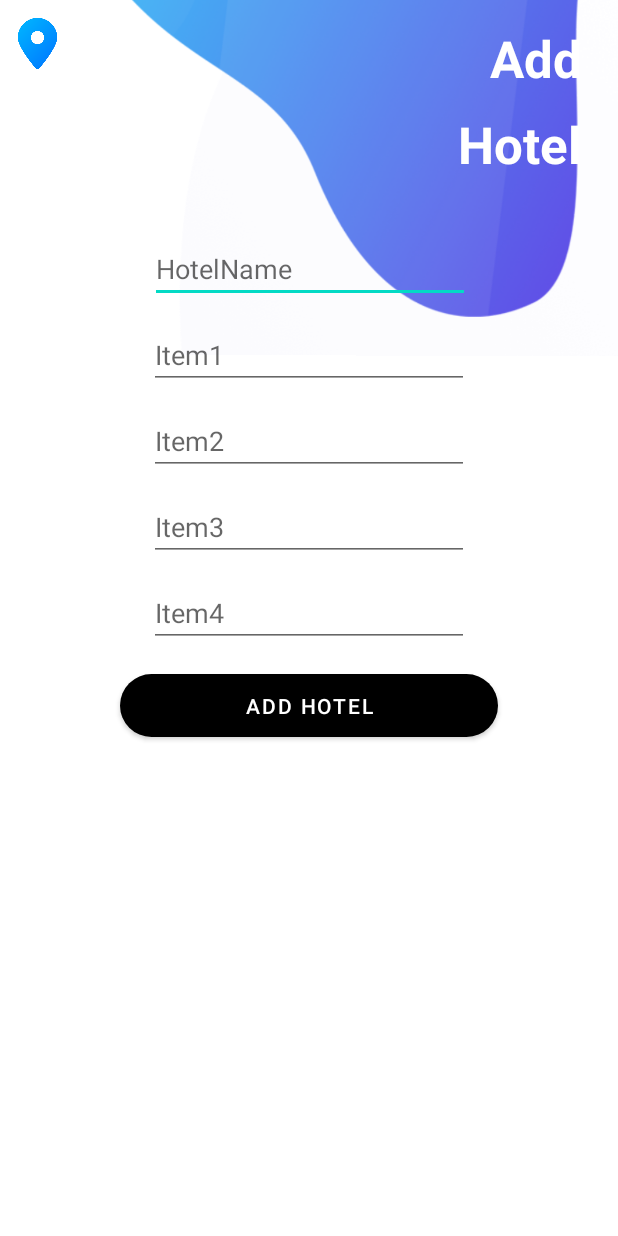
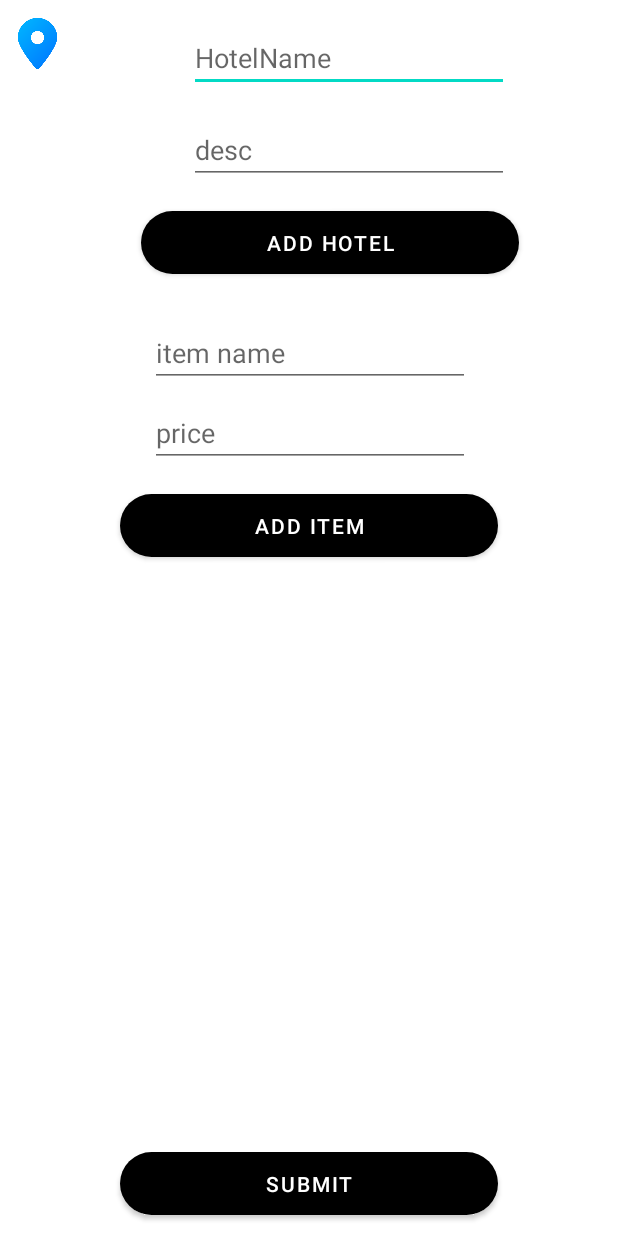
Before and after one commit to Debashrita-Roy/FoodHunt, an Android app: the HotelFirebaseDB screen opened directly, with no data from a screen before it, on a phone screen of 412 x 824 dp. Run offline under Robolectric (Android 15) with nearby library versions, the light colour scheme and no system bars; our stand-ins replace Firebase (no records; nobody signed in at launch, a user with empty details on screens opened directly).

Commit message:
working on new firebase structure

```diff
--- a/app/build.gradle
+++ b/app/build.gradle
@@ -41,6 +41,7 @@ dependencies {
     implementation 'com.google.firebase:firebase-database-ktx:20.0.2'
     implementation 'com.google.firebase:firebase-auth-ktx:21.0.1'
     implementation 'com.google.android.gms:play-services-maps:17.0.1'
+    implementation 'androidx.legacy:legacy-support-v4:1.0.0'
     testImplementation 'junit:junit:4.+'
     androidTestImplementation 'androidx.test.ext:junit:1.1.3'
     androidTestImplementation 'androidx.test.espresso:espresso-core:3.4.0'
--- /dev/null
+++ b/app/src/main/java/com/example/foodhunt/AddItemFragment.kt
@@ -0,0 +1,54 @@
+package com.example.foodhunt
+
+import android.os.Bundle
+import androidx.fragment.app.Fragment
+import android.view.LayoutInflater
+import android.view.View
+import android.view.ViewGroup
+import android.widget.Button
+import android.widget.EditText
+
+/**
+
+fun addItem(hotel : Hotel){
+val itemName = itemNameEditText.text.toString()
+val itemPrice = itemPriceEditText.text.toString()
+val items = Item(itemName,itemPrice.toInt(),100)
+val itemRef = db.getReference("Hotels/Hotel Name/${hotel.hotelName.toString()}/Items")
+
+}
+ */
+class AddItemFragment : Fragment() {
+
+    lateinit var itemNameEditText: EditText
+    lateinit var itemPriceEditText: EditText
+    lateinit var addItemButton: Button
+
+    override fun onCreate(savedInstanceState: Bundle?) {
+        super.onCreate(savedInstanceState)
+        arguments?.let {
+
+        }
+    }
+
+    override fun onCreateView(
+        inflater: LayoutInflater, container: ViewGroup?,
+        savedInstanceState: Bundle?
+    ): View? {
+        // Inflate the layout for this fragment
+        return inflater.inflate(R.layout.fragment_add_item, container, false)
+    }
+
+    override fun onViewCreated(view: View, savedInstanceState: Bundle?) {
+        super.onViewCreated(view, savedInstanceState)
+        itemNameEditText = view.findViewById(R.id.itemNameE)
+        itemPriceEditText = view.findViewById(R.id.itemPriceE)
+        addItemButton = view.findViewById(R.id.itemB)
+
+    }
+
+    companion object {
+
+
+    }
+}
--- a/app/src/main/java/com/example/foodhunt/DisplayActivity.kt
+++ b/app/src/main/java/com/example/foodhunt/DisplayActivity.kt
@@ -3,6 +3,7 @@ package com.example.foodhunt
 import androidx.appcompat.app.AppCompatActivity
 import android.os.Bundle
 import android.util.Log
+import android.content.Intent
 import android.view.Menu
 import android.view.MenuItem
 import android.widget.Button
@@ -41,7 +42,10 @@ class DisplayActivity : AppCompatActivity() {
                 val mapfrag = MapsFragment()
                 supportFragmentManager.beginTransaction().add(R.id.parentL,mapfrag).commit()
             }
-            "All Hotels" -> allHotelDetails()
+            "All Hotels" -> {
+                val i = Intent(this, AllHotelActivity::class.java)
+                startActivity(i)
+            }
         }
         return super.onOptionsItemSelected(item)
     }
--- a/app/src/main/java/com/example/foodhunt/HotelClass.kt
+++ b/app/src/main/java/com/example/foodhunt/HotelClass.kt
@@ -1,11 +1,25 @@
 package com.example.foodhunt
 
-import android.view.autofill.AutofillId
 
-data class Hotel(val registerId : Int,
-                 val hotelName: String? = null,
-                 val menuItem1 : String? = null,
-                 val menuItem2 : String? = null,
-                 val menuItem3 : String? = null,
-                 val menuItem4 : String? = null,
+//
+//data class Hotel(val registerId : Int,
+//                 val hotelName: String? = null,
+//                 val menuItem1 : String? = null,
+//                 val menuItem2 : String? = null,
+//                 val menuItem3 : String? = null,
+//                 val menuItem4 : String? = null,
+//)
+
+data class Hotel(
+    val registerId: Int,
+    val hotelName: String? = null,
+//    val image : Int,
+    val description : String
 )
+
+// for items
+data class Item(
+    val itemName : String,
+    val price : Int,
+    val itemImage : Int
+)
--- a/app/src/main/java/com/example/foodhunt/HotelFirebaseDB.kt
+++ b/app/src/main/java/com/example/foodhunt/HotelFirebaseDB.kt
@@ -3,16 +3,12 @@ package com.example.foodhunt
 import android.content.Intent
 import androidx.appcompat.app.AppCompatActivity
 import android.os.Bundle
-import android.util.Log
 import android.view.View
 import android.widget.Button
 import android.widget.EditText
 import android.widget.ImageView
 import com.google.firebase.auth.FirebaseAuth
-import com.google.firebase.database.DataSnapshot
-import com.google.firebase.database.DatabaseError
 import com.google.firebase.database.FirebaseDatabase
-import com.google.firebase.database.ValueEventListener
 
 
 class HotelFirebaseDB : AppCompatActivity(), View.OnClickListener {
@@ -20,11 +16,8 @@ class HotelFirebaseDB : AppCompatActivity(), View.OnClickListener {
     lateinit var db: FirebaseDatabase
     lateinit var auth: FirebaseAuth
     lateinit var nameEditText: EditText
-    lateinit var item1EditText: EditText
-    lateinit var item2EditText: EditText
-    lateinit var item3EditText: EditText
-    lateinit var item4EditText: EditText
-    lateinit var addButton: Button
+    lateinit var descEditText: EditText
+    lateinit var addHotelButton: Button
     lateinit var image: ImageView
 
     companion object{
@@ -37,29 +30,27 @@ class HotelFirebaseDB : AppCompatActivity(), View.OnClickListener {
          supportActionBar?.hide()
 
         nameEditText = findViewById(R.id.hotNameE)
-        item1EditText = findViewById(R.id.Item1E)
-        item2EditText = findViewById(R.id.Item2E)
-        item3EditText = findViewById(R.id.Item3E)
-        item4EditText = findViewById(R.id.Item4E)
-        addButton = findViewById(R.id.regB)
+        descEditText = findViewById(R.id.descE)
+
+
+        addHotelButton = findViewById(R.id.regB)
+
 
         db = FirebaseDatabase.getInstance()
         auth = FirebaseAuth.getInstance()
 
-        addPredefinedHotels()
+    //    addPredefinedHotels()
+        addCreateFirebase()
     }
 
 
     private fun addHotel() {
 
         val name = nameEditText.text.toString()
-        val item1 = item1EditText.text.toString()
-        val item2 = item2EditText.text.toString()
-        val item3 = item3EditText.text.toString()
-        val item4 = item4EditText.text.toString()
+        val desc = descEditText.text.toString()
 
-        val hotOwner = Hotel( 105,name, item1, item2, item3, item4)
-        val hotRef = db.getReference("All Hotels/Hotel Name-")
+        val hotOwner = Hotel(101, name, desc)
+        val hotRef = db.getReference("Hotels/Hotel Name")
         hotRef.child(hotOwner.hotelName.toString()).setValue(hotOwner)
 
     }
@@ -68,13 +59,10 @@ class HotelFirebaseDB : AppCompatActivity(), View.OnClickListener {
         addHotel()
 
         nameEditText.setText("")
-        item1EditText.setText("")
-        item2EditText.setText("")
-        item3EditText.setText("")
-        item4EditText.setText("")
+        descEditText.setText("")
 
-        val i = Intent(this, SignInActivity::class.java)
-        startActivity(i)
+//        val i = Intent(this, SignInActivity::class.java)
+//        startActivity(i)
     }
 
     fun getMaps(view: View) {
@@ -88,4 +76,8 @@ class HotelFirebaseDB : AppCompatActivity(), View.OnClickListener {
     override fun onClick(v: View?) {
 
     }
+
+
+    fun submitClick(view: View) {}
+
 }
--- a/app/src/main/java/com/example/foodhunt/SignInActivity.kt
+++ b/app/src/main/java/com/example/foodhunt/SignInActivity.kt
@@ -37,7 +37,8 @@ class SignInActivity : AppCompatActivity(){
 
         val userid=uidEditText.text.toString()
         val password=pwdEditText.text.toString()
-        addPredefinedHotels()
+        //addPredefinedHotels()
+        addCreateFirebase()
 
         when{
             userid.isEmpty()->uidEditText.setError("Please enter user id")
--- a/app/src/main/java/com/example/foodhunt/Utilities.kt
+++ b/app/src/main/java/com/example/foodhunt/Utilities.kt
@@ -10,44 +10,70 @@ import com.google.firebase.database.ValueEventListener
 
 lateinit var db: FirebaseDatabase
 lateinit var auth: FirebaseAuth
+//
+//fun addPredefinedHotels() {
+//
+////    lateinit var db: FirebaseDatabase
+////    lateinit var auth: FirebaseAuth
+//
+//    db = FirebaseDatabase.getInstance()
+//    auth = FirebaseAuth.getInstance()
+//
+////    val hot1 = Hotel(101, "Customize", items = ("Pizza",100)
+////    )
+////
+////    val hot2 = Hotel(
+////        102, "StreetStyle",
+////        "Chat", "Panipuri", "Shevpuri", "Ragada"
+////    )
+////
+////    val hot3 = Hotel(
+////        103, "Customize",
+////        "Sandwich", "Maggie", "Pizza", "Burrito"
+////    )
+////
+////    val hot4 = Hotel(
+////        104, "Maharashtra Darbar",
+////        "Momos", "Burrito", "Franky", "Sticks"
+////    )
+//
+//    val hotRef = db.getReference("All Hotels/Hotel Name-/Sample")
+//
+////
+////    hotRef.child(hot1.hotelName.toString()).setValue(hot1)
+////    hotRef.child(hot2.hotelName.toString()).setValue(hot2)
+////    hotRef.child(hot3.hotelName.toString()).setValue(hot3)
+////    hotRef.child(hot4.hotelName.toString()).setValue(hot4)
+////
+////    HotelFirebaseDB.b = Bundle()
+////    HotelFirebaseDB.b.putString("hotelref",hot1.toString())
+//
+//
+//}
 
-fun addPredefinedHotels() {
 
-//    lateinit var db: FirebaseDatabase
-//    lateinit var auth: FirebaseAuth
-
+fun addCreateFirebase(){
     db = FirebaseDatabase.getInstance()
     auth = FirebaseAuth.getInstance()
 
-    val hot1 = Hotel(101, "Customize",
-        "Momos", "Burrito", "Franky", "Sticks"
-    )
+    val hot1 = Hotel(101, "Zayka", "desc" )
+    val hot2 = Hotel(102, "Darbar", "desc" )
 
-    val hot2 = Hotel(
-        102, "StreetStyle",
-        "Chat", "Panipuri", "Shevpuri", "Ragada"
-    )
+    val hotRef = db.getReference("Hotels/Hotel Name")
+    hotRef.child(hot1.hotelName.toString()).setValue(hot1)
 
-    val hot3 = Hotel(
-        103, "Customize",
-        "Sandwich", "Maggie", "Pizza", "Burrito"
-    )
+    hotRef.child(hot2.hotelName.toString()).setValue(hot2)
 
-    val hot4 = Hotel(
-        104, "Maharashtra Darbar",
-        "Momos", "Burrito", "Franky", "Sticks"
-    )
+    val item1 = Item("Pizza",10,10)
+    val item2 = Item("abc",10,10)
 
-    val hotRef = db.getReference("All Hotels/Hotel Name-")
-//
-    hotRef.child(hot1.hotelName.toString()).setValue(hot1)
-    hotRef.child(hot2.hotelName.toString()).setValue(hot2)
-    hotRef.child(hot3.hotelName.toString()).setValue(hot3)
-    hotRef.child(hot4.hotelName.toString()).setValue(hot4)
+    val itemRef = db.getReference("Hotels/Hotel Name/${hot1.hotelName.toString()}/Items")
+    itemRef.child(item1.itemName.toString()).setValue(item1)
+    itemRef.child(item2.itemName.toString()).setValue(item2)
 
-    HotelFirebaseDB.b = Bundle()
-    HotelFirebaseDB.b.putString("hotelref",hot1.toString())
-
+    val itemRef2 = db.getReference("Hotels/Hotel Name/${hot2.hotelName.toString()}/Items")
+    itemRef2.child(item1.itemName.toString()).setValue(item1)
+    itemRef2.child(item2.itemName.toString()).setValue(item2)
 
 }
 
--- a/app/src/main/res/layout/activity_hotel_firebase_db.xml
+++ b/app/src/main/res/layout/activity_hotel_firebase_db.xml
@@ -5,19 +5,6 @@
     android:layout_width="match_parent"
     android:layout_height="match_parent"
     tools:context=".HotelFirebaseDB">
-
-    <ImageView
-        android:id="@+id/imageView5"
-        android:layout_width="606dp"
-        android:layout_height="429dp"
-        android:rotation="-90"
-        android:rotationY="177"
-        android:scaleType="fitEnd"
-        app:layout_constraintEnd_toEndOf="parent"
-        app:layout_constraintHorizontal_bias="0.332"
-        app:layout_constraintStart_toStartOf="parent"
-        app:layout_constraintTop_toTopOf="parent"
-        app:srcCompat="@drawable/bg2" />
 
     <ImageView
         android:id="@+id/showMap"
@@ -28,106 +15,32 @@
         app:layout_constraintTop_toTopOf="parent"
         app:srcCompat="@drawable/location" />
 
-    <TextView
-        android:id="@+id/textView7"
-        android:layout_width="125dp"
-        android:layout_height="41dp"
-        android:layout_marginTop="16dp"
-        android:text="Add"
-        android:textAlignment="textEnd"
-        android:textColor="#FFFFFF"
-        android:textSize="34sp"
-        android:textStyle="bold"
-        app:layout_constraintEnd_toEndOf="parent"
-        app:layout_constraintHorizontal_bias="0.917"
-        app:layout_constraintStart_toStartOf="parent"
-        app:layout_constraintTop_toTopOf="parent"
-        tools:ignore="MissingConstraints" />
-
-    <TextView
-        android:id="@+id/textView8"
-        android:layout_width="105dp"
-        android:layout_height="51dp"
-        android:layout_marginStart="20dp"
-        android:layout_marginTop="16dp"
-        android:text="Hotel"
-        android:textAlignment="textEnd"
-        android:textColor="#FFFFFF"
-        android:textSize="34sp"
-        android:textStyle="bold"
-        app:layout_constraintEnd_toEndOf="parent"
-        app:layout_constraintHorizontal_bias="0.0"
-        app:layout_constraintStart_toStartOf="@+id/textView7"
-        app:layout_constraintTop_toBottomOf="@+id/textView7" />
-
     <EditText
         android:id="@+id/hotNameE"
         android:layout_width="wrap_content"
         android:layout_height="wrap_content"
-        android:layout_marginTop="32dp"
+        android:layout_marginTop="16dp"
         android:ems="10"
         android:hint="HotelName"
         android:inputType="textPersonName"
         app:layout_constraintEnd_toEndOf="parent"
-        app:layout_constraintHorizontal_bias="0.504"
+        app:layout_constraintHorizontal_bias="0.635"
         app:layout_constraintStart_toStartOf="parent"
-        app:layout_constraintTop_toBottomOf="@+id/textView8"
+        app:layout_constraintTop_toTopOf="parent"
         tools:ignore="TouchTargetSizeCheck" />
 
     <EditText
-        android:id="@+id/Item1E"
+        android:id="@+id/descE"
         android:layout_width="wrap_content"
         android:layout_height="wrap_content"
-        android:layout_marginTop="12dp"
+        android:layout_marginTop="16dp"
         android:ems="10"
-        android:hint="Item1"
+        android:hint="desc"
         android:inputType="textPersonName"
         app:layout_constraintEnd_toEndOf="parent"
-        app:layout_constraintHorizontal_bias="0.5"
+        app:layout_constraintHorizontal_bias="0.635"
         app:layout_constraintStart_toStartOf="parent"
         app:layout_constraintTop_toBottomOf="@+id/hotNameE"
-        tools:ignore="TouchTargetSizeCheck" />
-
-    <EditText
-        android:id="@+id/Item2E"
-        android:layout_width="wrap_content"
-        android:layout_height="wrap_content"
-        android:layout_marginTop="12dp"
-        android:ems="10"
-        android:hint="Item2"
-        android:inputType="textPersonName"
-        app:layout_constraintEnd_toEndOf="parent"
-        app:layout_constraintHorizontal_bias="0.5"
-        app:layout_constraintStart_toStartOf="parent"
-        app:layout_constraintTop_toBottomOf="@+id/Item1E"
-        tools:ignore="TouchTargetSizeCheck" />
-
-    <EditText
-        android:id="@+id/Item3E"
-        android:layout_width="wrap_content"
-        android:layout_height="wrap_content"
-        android:layout_marginTop="12dp"
-        android:ems="10"
-        android:hint="Item3"
-        android:inputType="textPersonName"
-        app:layout_constraintEnd_toEndOf="parent"
-        app:layout_constraintHorizontal_bias="0.5"
-        app:layout_constraintStart_toStartOf="parent"
-        app:layout_constraintTop_toBottomOf="@+id/Item2E"
-        tools:ignore="TouchTargetSizeCheck" />
-
-    <EditText
-        android:id="@+id/Item4E"
-        android:layout_width="wrap_content"
-        android:layout_height="wrap_content"
-        android:layout_marginTop="12dp"
-        android:ems="10"
-        android:hint="Item4"
-        android:inputType="textPersonName"
-        app:layout_constraintEnd_toEndOf="parent"
-        app:layout_constraintHorizontal_bias="0.5"
-        app:layout_constraintStart_toStartOf="parent"
-        app:layout_constraintTop_toBottomOf="@+id/Item3E"
         tools:ignore="TouchTargetSizeCheck" />
 
     <Button
@@ -141,8 +54,41 @@
         android:text="Add Hotel"
         app:cornerRadius="40dp"
         app:layout_constraintEnd_toEndOf="parent"
+        app:layout_constraintHorizontal_bias="0.588"
         app:layout_constraintStart_toStartOf="parent"
-        app:layout_constraintTop_toBottomOf="@+id/Item4E" />
+        app:layout_constraintTop_toBottomOf="@+id/descE" />
+
+    <Button
+        android:id="@+id/submitB"
+        android:layout_width="252dp"
+        android:layout_height="54dp"
+        android:layout_marginTop="37dp"
+        android:layout_marginBottom="8dp"
+        android:backgroundTintMode="multiply"
+        android:onClick="submitClick"
+        android:shadowColor="#E4DDDD"
+        android:text="submit"
+        app:cornerRadius="40dp"
+        app:layout_constraintBottom_toBottomOf="parent"
+        app:layout_constraintEnd_toEndOf="parent"
+        app:layout_constraintHorizontal_bias="0.5"
+        app:layout_constraintStart_toStartOf="parent"
+        app:layout_constraintTop_toBottomOf="@+id/containerL" />
+
+    <androidx.fragment.app.FragmentContainerView
+        android:id="@+id/containerL"
+        android:name="com.example.foodhunt.AddItemFragment"
+        android:layout_width="0dp"
+        android:layout_height="0dp"
+        android:layout_marginStart="8dp"
+        android:layout_marginTop="8dp"
+        android:layout_marginEnd="8dp"
+        android:layout_marginBottom="100dp"
+        app:layout_constraintBottom_toBottomOf="parent"
+        app:layout_constraintEnd_toEndOf="parent"
+        app:layout_constraintHorizontal_bias="0.701"
+        app:layout_constraintStart_toStartOf="parent"
+        app:layout_constraintTop_toBottomOf="@+id/regB" />
 
 
 </androidx.constraintlayout.widget.ConstraintLayout>
--- /dev/null
+++ b/app/src/main/res/layout/fragment_add_item.xml
@@ -0,0 +1,51 @@
+<?xml version="1.0" encoding="utf-8"?>
+<androidx.constraintlayout.widget.ConstraintLayout xmlns:android="http://schemas.android.com/apk/res/android"
+    xmlns:app="http://schemas.android.com/apk/res-auto"
+    xmlns:tools="http://schemas.android.com/tools"
+    android:id="@+id/frameLayout"
+    android:layout_width="match_parent"
+    android:layout_height="match_parent"
+    tools:context=".AddItemFragment">
+
+    <EditText
+        android:id="@+id/itemNameE"
+        android:layout_width="wrap_content"
+        android:layout_height="wrap_content"
+        android:layout_marginTop="16dp"
+        android:ems="10"
+        android:hint="item name"
+        android:inputType="textPersonName"
+        app:layout_constraintEnd_toEndOf="parent"
+        app:layout_constraintHorizontal_bias="0.504"
+        app:layout_constraintStart_toStartOf="parent"
+        app:layout_constraintTop_toTopOf="parent" />
+
+    <EditText
+        android:id="@+id/itemPriceE"
+        android:layout_width="wrap_content"
+        android:layout_height="wrap_content"
+        android:layout_marginTop="8dp"
+        android:ems="10"
+        android:hint="price"
+        android:inputType="textPersonName"
+        app:layout_constraintEnd_toEndOf="parent"
+        app:layout_constraintHorizontal_bias="0.504"
+        app:layout_constraintStart_toStartOf="parent"
+        app:layout_constraintTop_toBottomOf="@+id/itemNameE" />
+
+    <Button
+        android:id="@+id/itemB"
+        android:layout_width="252dp"
+        android:layout_height="54dp"
+        android:layout_marginTop="12dp"
+        android:backgroundTintMode="multiply"
+        android:onClick="addClick"
+        android:shadowColor="#E4DDDD"
+        android:text="Add Item"
+        app:cornerRadius="40dp"
+        app:layout_constraintEnd_toEndOf="parent"
+        app:layout_constraintStart_toStartOf="parent"
+        app:layout_constraintTop_toBottomOf="@+id/itemPriceE" />
+
+
+</androidx.constraintlayout.widget.ConstraintLayout>
--- a/app/src/main/res/values/strings.xml
+++ b/app/src/main/res/values/strings.xml
@@ -1,3 +1,5 @@
 <resources>
     <string name="app_name">FoodHunt</string>
+    <!-- TODO: Remove or change this placeholder text -->
+    <string name="hello_blank_fragment">Hello blank fragment</string>
 </resources>
```
Also changed, not shown: app/src/main/AndroidManifest.xml (+6 -2 lines), app/src/main/java/com/example/foodhunt/AllHotelActivity.kt (added, +70 -0 lines), app/src/main/java/com/example/foodhunt/HotelAdapter.kt (added, +29 -0 lines), app/src/main/res/layout/activity_all_hotel.xml (added, +33 -0 lines), app/src/main/res/layout/activity_trial.xml (added, +9 -0 lines), app/src/main/res/layout/all_hotel_list_item.xml (added, +30 -0 lines), app/src/main/res/drawable/plus.png (added).
